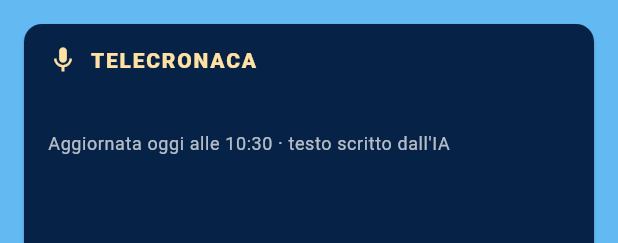
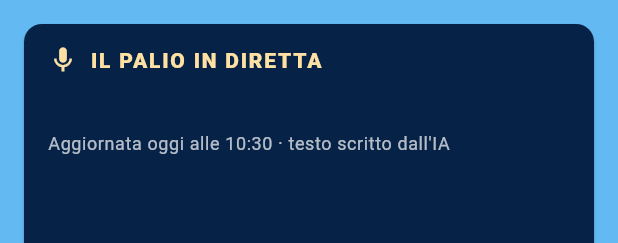
Before and after one commit to sickpres/paliouggiate.app, a Flutter app: the _SchedaTelecronaca widget shown alone on an empty page, opened directly with empty values, on a phone screen of 412 x 824 dp. Shown: the top 243 px of the screen. Run offline on Flutter 3.47's test engine with Material 3 defaults, Android fonts, the phone set to English and light mode, and no system bars; our stand-ins replace shared_preferences; accounts and stored records are empty; network calls fail.

Commit message:
Home: «Il Palio in diretta» al posto di «Telecronaca»
Co-Authored-By: Claude Opus 5.5 <noreply@anthropic.com>

```diff
--- a/lib/screens/oggi.dart
+++ b/lib/screens/oggi.dart
@@ -132,7 +132,7 @@ class _SchedaTelecronaca extends StatelessWidget {
           Row(children: [
             Icon(Icons.mic, size: 20, color: t.colorScheme.secondaryContainer),
             const SizedBox(width: 8),
-            Text('TELECRONACA',
+            Text('IL PALIO IN DIRETTA',
                 style: t.textTheme.labelLarge?.copyWith(color: t.colorScheme.secondaryContainer, letterSpacing: 1.2, fontWeight: FontWeight.w800)),
           ]),
           const SizedBox(height: 8),
```
Also changed, not shown: 1 other file.
